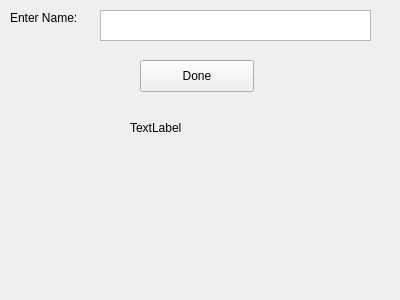
The window that widget.ui (hammingcube/qt-experiments) describes before a commit, drawn with Qt 5.
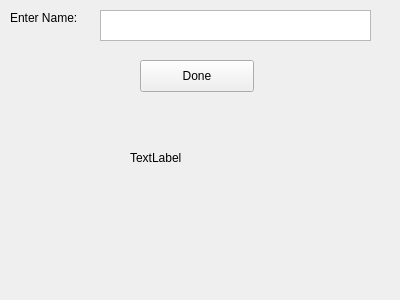
The same window after the commit.

Commit message: another trivial UI change to experiment with git

```diff
--- a/widget.ui
+++ b/widget.ui
@@ -56,7 +56,7 @@
    <property name="geometry">
     <rect>
      <x>130</x>
-     <y>120</y>
+     <y>150</y>
      <width>171</width>
      <height>16</height>
     </rect>
```
